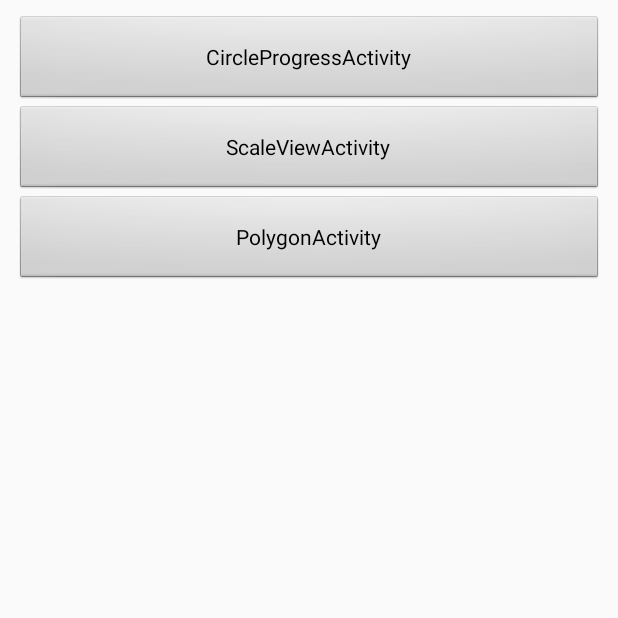
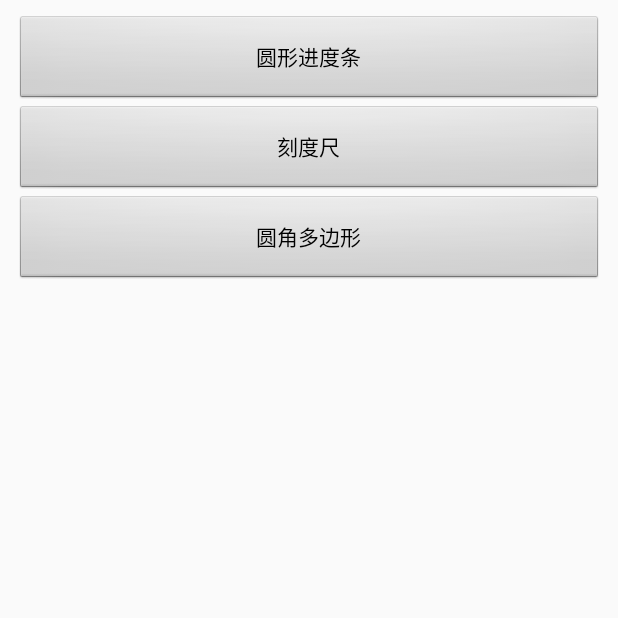
Before and after one commit to caihanyuan/YuanComponent, an Android app: the screen it shows after launch (MainActivity), on a phone screen of 412 x 824 dp, the top half of it. Run offline under Robolectric (Android 15) with nearby library versions, the phone set to English and light mode, and no system bars.

Commit message:
增加demo activity的每项tip

```diff
--- a/app/src/main/java/com/keepmoving/to/yuancomponent/activity/MainActivity.java
+++ b/app/src/main/java/com/keepmoving/to/yuancomponent/activity/MainActivity.java
@@ -32,10 +32,16 @@ public class MainActivity extends Activity {
 
     class ActivitysAdapter extends RecyclerView.Adapter<ItemHolder> {
 
-        Class<? extends Activity>[] sActivities = new Class[]{
+        Class<? extends Activity>[] mActivities = new Class[]{
                 CircleProgressActivity.class,
                 ScaleViewActivity.class,
                 PolygonActivity.class
+        };
+
+        String[] mDemoTips = new String[]{
+                "圆形进度条",
+                "刻度尺",
+                "圆角多边形"
         };
 
         @Override
@@ -46,12 +52,12 @@ public class MainActivity extends Activity {
 
         @Override
         public void onBindViewHolder(ItemHolder holder, int position) {
-            holder.bind(sActivities[position]);
+            holder.bind(mActivities[position], mDemoTips[position]);
         }
 
         @Override
         public int getItemCount() {
-            return sActivities.length;
+            return mActivities.length;
         }
     }
 
@@ -61,8 +67,8 @@ public class MainActivity extends Activity {
             super(itemView);
         }
 
-        public void bind(final Class<? extends Activity> activityClass) {
-            ((TextView) itemView).setText(activityClass.getSimpleName());
+        public void bind(final Class<? extends Activity> activityClass, final String tip) {
+            ((TextView) itemView).setText(tip);
             itemView.setOnClickListener(new View.OnClickListener() {
                 @Override
                 public void onClick(View view) {
```
